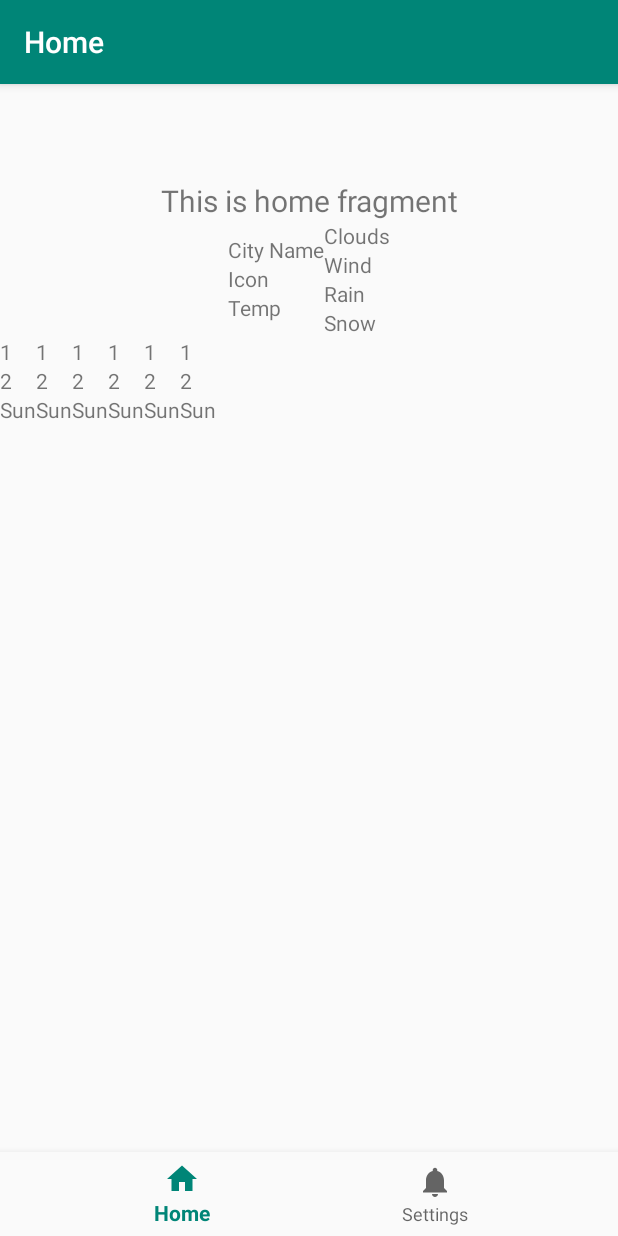
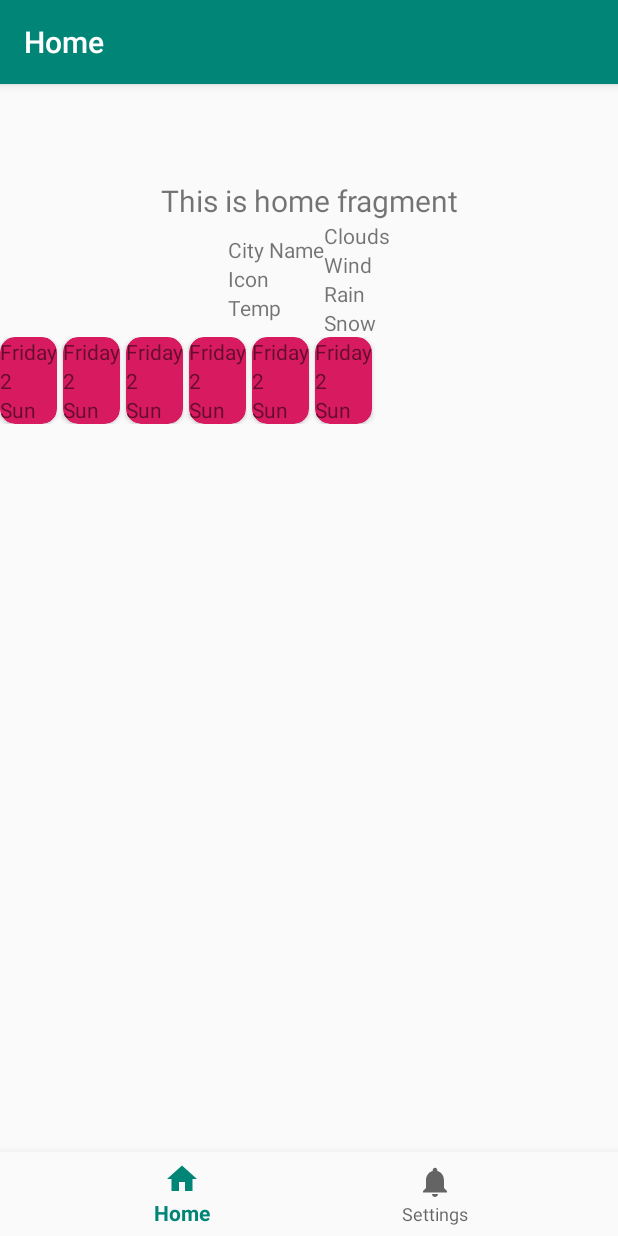
Before and after one commit to niww1919/WeatherApp3, an Android app: the screen it shows after launch (MainActivity), on a phone screen of 412 x 824 dp. Run offline under Robolectric (Android 15) with nearby library versions, the phone set to English and light mode, and no system bars; our stand-ins replace navigation-ui.

Commit message:
1-6 add decorator

```diff
--- a/app/src/main/java/com/example/weatherapp3/WeatherListAdapter.java
+++ b/app/src/main/java/com/example/weatherapp3/WeatherListAdapter.java
@@ -24,7 +24,7 @@ public class WeatherListAdapter extends RecyclerView.Adapter<WeatherListAdapter.
 
     @Override
     public void onBindViewHolder(@NonNull WeatherListAdapter.ViewHolder holder, int position) {
-        holder.setData("1","Sun",2);
+        holder.setData("Friday","Sun",2);
 
     }
 
--- a/app/src/main/java/com/example/weatherapp3/ui/home/HomeFragment.java
+++ b/app/src/main/java/com/example/weatherapp3/ui/home/HomeFragment.java
@@ -12,6 +12,7 @@ import androidx.annotation.NonNull;
 import androidx.fragment.app.Fragment;
 import androidx.lifecycle.Observer;
 import androidx.lifecycle.ViewModelProviders;
+import androidx.recyclerview.widget.DividerItemDecoration;
 import androidx.recyclerview.widget.LinearLayoutManager;
 import androidx.recyclerview.widget.RecyclerView;
 
@@ -44,6 +45,11 @@ public class HomeFragment extends Fragment {
 //        recyclerView.setLayoutManager(layoutManager);
         recyclerView.setAdapter(new WeatherListAdapter());
 
+        //fixme decoration to cardview
+        DividerItemDecoration decoration = new DividerItemDecoration(getContext(), LinearLayoutManager.HORIZONTAL);
+        decoration.setDrawable(getActivity().getDrawable(R.drawable.weather_day_separator));
+        recyclerView.addItemDecoration(decoration);
+
         return root;
     }
 
--- /dev/null
+++ b/app/src/main/res/drawable/weather_day_separator.xml
@@ -0,0 +1,8 @@
+<?xml version="1.0" encoding="utf-8"?>
+<shape xmlns:android="http://schemas.android.com/apk/res/android">
+    <size
+        android:width="4dp"
+        android:height="4dp" />
+
+
+</shape>
--- a/app/src/main/res/layout/fragment_home.xml
+++ b/app/src/main/res/layout/fragment_home.xml
@@ -27,7 +27,7 @@
 
     <androidx.recyclerview.widget.RecyclerView
         app:layout_constraintTop_toBottomOf="@id/mainWeatherFragment"
-        android:layout_width="match_parent"
+        android:layout_width="wrap_content"
         android:layout_height="wrap_content"
         android:id="@+id/rvWeatherList" />
 
--- a/app/src/main/res/layout/weather_item.xml
+++ b/app/src/main/res/layout/weather_item.xml
@@ -1,22 +1,40 @@
 <?xml version="1.0" encoding="utf-8"?>
-<LinearLayout xmlns:android="http://schemas.android.com/apk/res/android"
-    android:orientation="vertical" android:layout_width="wrap_content"
-    android:layout_height="match_parent">
+<androidx.cardview.widget.CardView
+    xmlns:android="http://schemas.android.com/apk/res/android"
+    android:layout_width="wrap_content"
+    android:layout_height="wrap_content"
+    xmlns:app="http://schemas.android.com/apk/res-auto"
+    app:cardCornerRadius="10dp"
+    app:cardBackgroundColor="@color/colorAccent"
+    android:orientation="vertical"
+
+    >
+    <androidx.appcompat.widget.LinearLayoutCompat
+        android:layout_width="match_parent"
+        android:layout_height="match_parent"
+        android:orientation="vertical">
+
+
 
     <androidx.appcompat.widget.AppCompatTextView
         android:id="@+id/tvListDay"
         android:layout_width="wrap_content"
         android:layout_height="wrap_content"
-        android:text="Day" />
+        android:text="Day"
+        android:gravity="center"
+        />
+
     <androidx.appcompat.widget.AppCompatTextView
         android:id="@+id/tvListTemp"
         android:layout_width="wrap_content"
         android:layout_height="wrap_content"
         android:text="Temp" />
+
     <androidx.appcompat.widget.AppCompatTextView
         android:id="@+id/tvListIcon"
         android:layout_width="wrap_content"
         android:layout_height="wrap_content"
         android:text="Icon" />
 
-</LinearLayout>
+    </androidx.appcompat.widget.LinearLayoutCompat>
+</androidx.cardview.widget.CardView>
```
